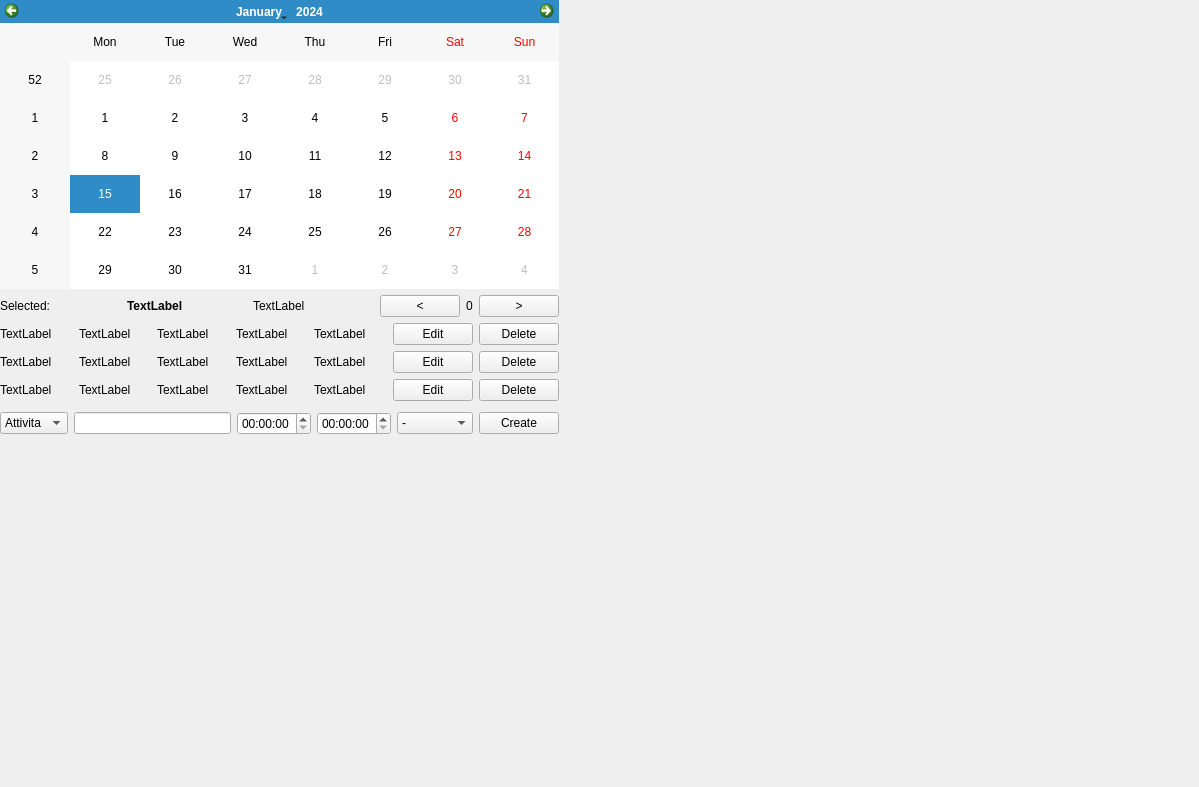
Qt form Calendar/calendar.ui (arcticronin/Qt-Calendar) before a commit.
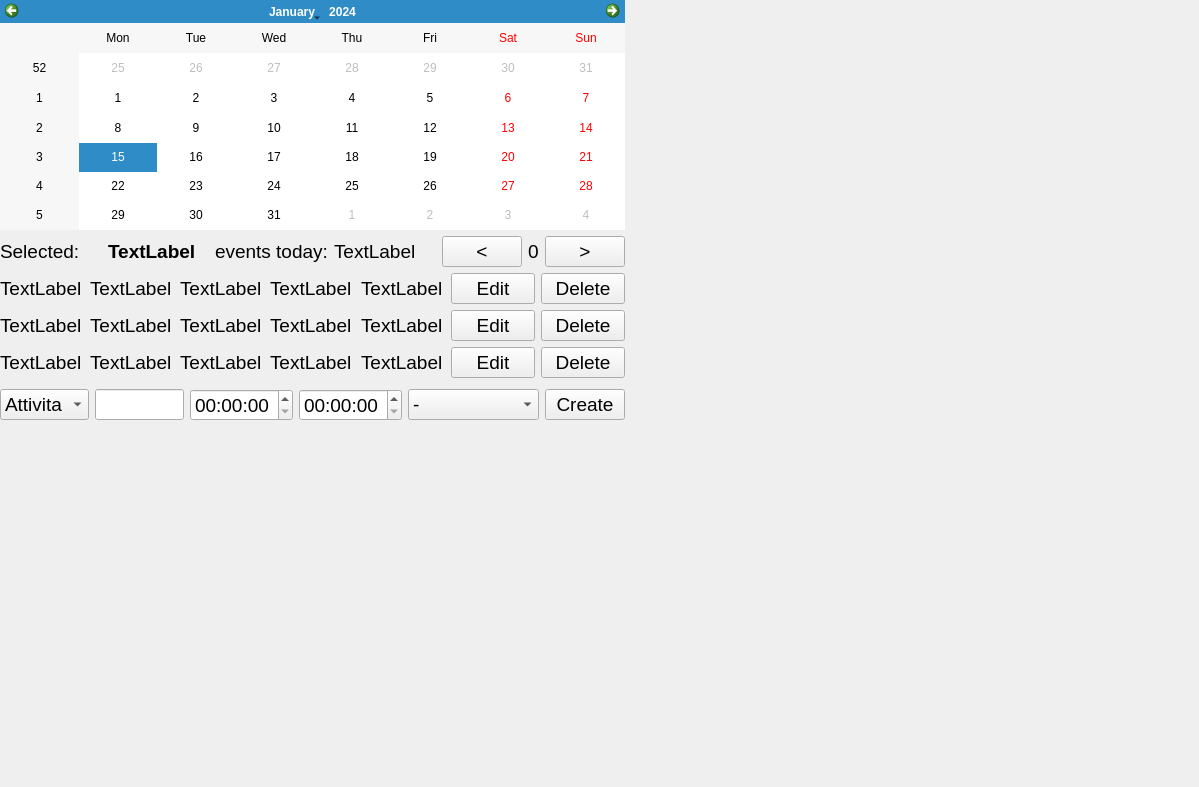
The same form after that commit.

```diff
--- a/Calendar/calendar.ui
+++ b/Calendar/calendar.ui
@@ -31,8 +31,8 @@
      <rect>
       <x>0</x>
       <y>0</y>
-      <width>559</width>
-      <height>435</height>
+      <width>625</width>
+      <height>441</height>
      </rect>
     </property>
     <layout class="QVBoxLayout" name="verticalLayout_main">
@@ -53,6 +53,11 @@
       <layout class="QHBoxLayout" name="horizontalLayout_2">
        <item>
         <widget class="QLabel" name="label_2">
+         <property name="font">
+          <font>
+           <pointsize>14</pointsize>
+          </font>
+         </property>
          <property name="text">
           <string>Selected:</string>
          </property>
@@ -68,6 +73,7 @@
          </property>
          <property name="font">
           <font>
+           <pointsize>14</pointsize>
            <bold>true</bold>
           </font>
          </property>
@@ -76,8 +82,25 @@
          </property>
         </widget>
        </item>
+       <item>
+        <widget class="QLabel" name="label_vecSize_2">
+         <property name="font">
+          <font>
+           <pointsize>14</pointsize>
+          </font>
+         </property>
+         <property name="text">
+          <string>events today:</string>
+         </property>
+        </widget>
+       </item>
        <item>
         <widget class="QLabel" name="label_vecSize">
+         <property name="font">
+          <font>
+           <pointsize>14</pointsize>
+          </font>
+         </property>
          <property name="text">
           <string>TextLabel</string>
          </property>
@@ -95,6 +118,7 @@
            </property>
            <property name="font">
             <font>
+             <pointsize>14</pointsize>
              <bold>false</bold>
             </font>
            </property>
@@ -105,6 +129,11 @@
          </item>
          <item>
           <widget class="QLabel" name="label_page">
+           <property name="font">
+            <font>
+             <pointsize>14</pointsize>
+            </font>
+           </property>
            <property name="text">
             <string>0</string>
            </property>
@@ -115,6 +144,11 @@
          </item>
          <item>
           <widget class="QPushButton" name="pushButton_nextPage">
+           <property name="font">
+            <font>
+             <pointsize>14</pointsize>
+            </font>
+           </property>
            <property name="text">
             <string>&gt;</string>
            </property>
@@ -128,6 +162,11 @@
       <layout class="QHBoxLayout" name="horizontalLayout_data_1">
        <item>
         <widget class="QLabel" name="label_tipo_1">
+         <property name="font">
+          <font>
+           <pointsize>14</pointsize>
+          </font>
+         </property>
          <property name="text">
           <string>TextLabel</string>
          </property>
@@ -141,6 +180,11 @@
            <verstretch>0</verstretch>
           </sizepolicy>
          </property>
+         <property name="font">
+          <font>
+           <pointsize>14</pointsize>
+          </font>
+         </property>
          <property name="text">
           <string>TextLabel</string>
          </property>
@@ -148,6 +192,11 @@
        </item>
        <item>
         <widget class="QLabel" name="label_start_1">
+         <property name="font">
+          <font>
+           <pointsize>14</pointsize>
+          </font>
+         </property>
          <property name="text">
           <string>TextLabel</string>
          </property>
@@ -155,6 +204,11 @@
        </item>
        <item>
         <widget class="QLabel" name="label_end_1">
+         <property name="font">
+          <font>
+           <pointsize>14</pointsize>
+          </font>
+         </property>
          <property name="text">
           <string>TextLabel</string>
          </property>
@@ -162,6 +216,11 @@
        </item>
        <item>
         <widget class="QLabel" name="label_ripetizione_1">
+         <property name="font">
+          <font>
+           <pointsize>14</pointsize>
+          </font>
+         </property>
          <property name="text">
           <string>TextLabel</string>
          </property>
@@ -169,6 +228,11 @@
        </item>
        <item>
         <widget class="QPushButton" name="pushButton_edit_1">
+         <property name="font">
+          <font>
+           <pointsize>14</pointsize>
+          </font>
+         </property>
          <property name="text">
           <string>Edit</string>
          </property>
@@ -176,6 +240,11 @@
        </item>
        <item>
         <widget class="QPushButton" name="pushButton_delete_1">
+         <property name="font">
+          <font>
+           <pointsize>14</pointsize>
+          </font>
+         </property>
          <property name="text">
           <string>Delete</string>
          </property>
@@ -187,6 +256,11 @@
       <layout class="QHBoxLayout" name="horizontalLayout_data_2">
        <item>
         <widget class="QLabel" name="label_tipo_2">
+         <property name="font">
+          <font>
+           <pointsize>14</pointsize>
+          </font>
+         </property>
          <property name="text">
           <string>TextLabel</string>
          </property>
@@ -194,6 +268,11 @@
        </item>
        <item>
         <widget class="QLabel" name="label_descrizione_2">
+         <property name="font">
+          <font>
+           <pointsize>14</pointsize>
+          </font>
+         </property>
          <property name="text">
           <string>TextLabel</string>
          </property>
@@ -201,6 +280,11 @@
        </item>
        <item>
         <widget class="QLabel" name="label_start_2">
+         <property name="font">
+          <font>
+           <pointsize>14</pointsize>
+          </font>
+         </property>
          <property name="text">
           <string>TextLabel</string>
          </property>
@@ -208,6 +292,11 @@
        </item>
        <item>
         <widget class="QLabel" name="label_end_2">
+         <property name="font">
+          <font>
+           <pointsize>14</pointsize>
+          </font>
+         </property>
          <property name="text">
           <string>TextLabel</string>
          </property>
@@ -215,6 +304,11 @@
        </item>
        <item>
         <widget class="QLabel" name="label_ripetizione_2">
+         <property name="font">
+          <font>
+           <pointsize>14</pointsize>
+          </font>
+         </property>
          <property name="text">
           <string>TextLabel</string>
          </property>
@@ -222,6 +316,11 @@
        </item>
        <item>
         <widget class="QPushButton" name="pushButton_edit_2">
+         <property name="font">
+          <font>
+           <pointsize>14</pointsize>
+          </font>
+         </property>
          <property name="text">
           <string>Edit</string>
          </property>
@@ -229,6 +328,11 @@
        </item>
        <item>
         <widget class="QPushButton" name="pushButton_delete_2">
+         <property name="font">
+          <font>
+           <pointsize>14</pointsize>
+          </font>
+         </property>
          <property name="text">
           <string>Delete</string>
          </property>
@@ -240,6 +344,11 @@
       <layout class="QHBoxLayout" name="horizontalLayout_data_3">
        <item>
         <widget class="QLabel" name="label_tipo_3">
+         <property name="font">
+          <font>
+           <pointsize>14</pointsize>
+          </font>
+         </property>
          <property name="text">
           <string>TextLabel</string>
          </property>
@@ -247,6 +356,11 @@
        </item>
        <item>
         <widget class="QLabel" name="label_descrizione_3">
+         <property name="font">
+          <font>
+           <pointsize>14</pointsize>
+          </font>
+         </property>
          <property name="text">
           <string>TextLabel</string>
          </property>
@@ -254,6 +368,11 @@
        </item>
        <item>
         <widget class="QLabel" name="label_start_3">
+         <property name="font">
+          <font>
+           <pointsize>14</pointsize>
+          </font>
+         </property>
          <property name="text">
           <string>TextLabel</string>
          </property>
@@ -261,6 +380,11 @@
        </item>
        <item>
         <widget class="QLabel" name="label_end_3">
+         <property name="font">
+          <font>
+           <pointsize>14</pointsize>
+          </font>
+         </property>
          <property name="text">
           <string>TextLabel</string>
          </property>
@@ -268,6 +392,11 @@
        </item>
        <item>
         <widget class="QLabel" name="label_ripetizione_3">
+         <property name="font">
+          <font>
+           <pointsize>14</pointsize>
+          </font>
+         </property>
          <property name="text">
           <string>TextLabel</string>
          </property>
@@ -275,6 +404,11 @@
        </item>
        <item>
         <widget class="QPushButton" name="pushButton_edit_3">
+         <property name="font">
+          <font>
+           <pointsize>14</pointsize>
+          </font>
+         </property>
          <property name="text">
           <string>Edit</string>
          </property>
@@ -282,6 +416,11 @@
        </item>
        <item>
         <widget class="QPushButton" name="pushButton_delete_3">
+         <property name="font">
+          <font>
+           <pointsize>14</pointsize>
+          </font>
+         </property>
          <property name="text">
           <string>Delete</string>
          </property>
@@ -296,6 +435,11 @@
        </property>
        <item>
         <widget class="QComboBox" name="comboBox_evento">
+         <property name="font">
+          <font>
+           <pointsize>14</pointsize>
+          </font>
+         </property>
          <item>
           <property name="text">
            <string>Attivita</string>
@@ -309,21 +453,49 @@
         </widget>
        </item>
        <item>
-        <widget class="QLineEdit" name="lineEdit"/>
+        <widget class="QLineEdit" name="lineEdit">
+         <property name="font">
+          <font>
+           <pointsize>14</pointsize>
+          </font>
+         </property>
+        </widget>
        </item>
        <item>
-        <widget class="QTimeEdit" name="timeEdit_start"/>
+        <widget class="QTimeEdit" name="timeEdit_start">
+         <property name="font">
+          <font>
+           <pointsize>14</pointsize>
+          </font>
+         </property>
+        </widget>
        </item>
        <item>
-        <widget class="QTimeEdit" name="timeEdit_end"/>
+        <widget class="QTimeEdit" name="timeEdit_end">
+         <property name="font">
+          <font>
+           <pointsize>14</pointsize>
+          </font>
+         </property>
+        </widget>
        </item>
        <item>
         <widget class="QComboBox" name="comboBox_ripetizione">
+         <property name="font">
+          <font>
+           <pointsize>14</pointsize>
+          </font>
+         </property>
          <item>
           <property name="text">
            <string>-</string>
           </property>
          </item>
+         <item>
+          <property name="text">
+           <string>Settimanale</string>
+          </property>
+         </item>
          <item>
           <property name="text">
            <string>Mensile</string>
@@ -338,6 +510,11 @@
        </item>
        <item>
         <widget class="QPushButton" name="pushButton">
+         <property name="font">
+          <font>
+           <pointsize>14</pointsize>
+          </font>
+         </property>
          <property name="text">
           <string>Create</string>
          </property>
@@ -345,6 +522,22 @@
        </item>
       </layout>
      </item>
+     <item>
+      <spacer name="verticalSpacer">
+       <property name="orientation">
+        <enum>Qt::Vertical</enum>
+       </property>
+       <property name="sizeType">
+        <enum>QSizePolicy::Fixed</enum>
+       </property>
+       <property name="sizeHint" stdset="0">
+        <size>
+         <width>20</width>
+         <height>20</height>
+        </size>
+       </property>
+      </spacer>
+     </item>
     </layout>
    </widget>
   </widget>
```
